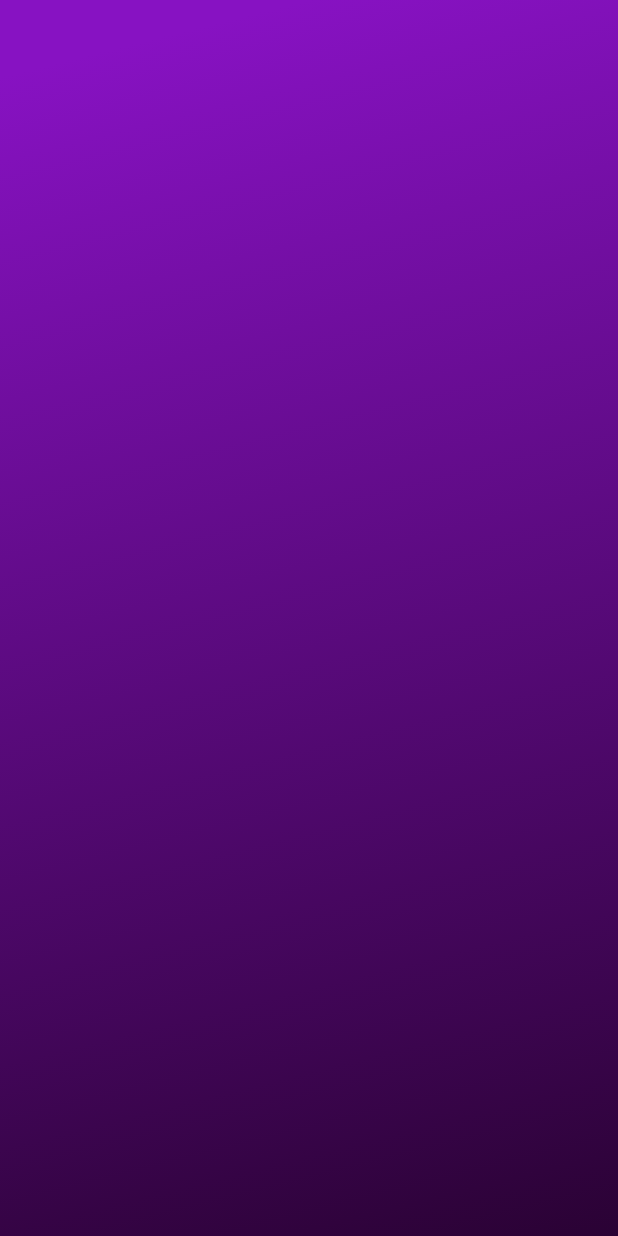
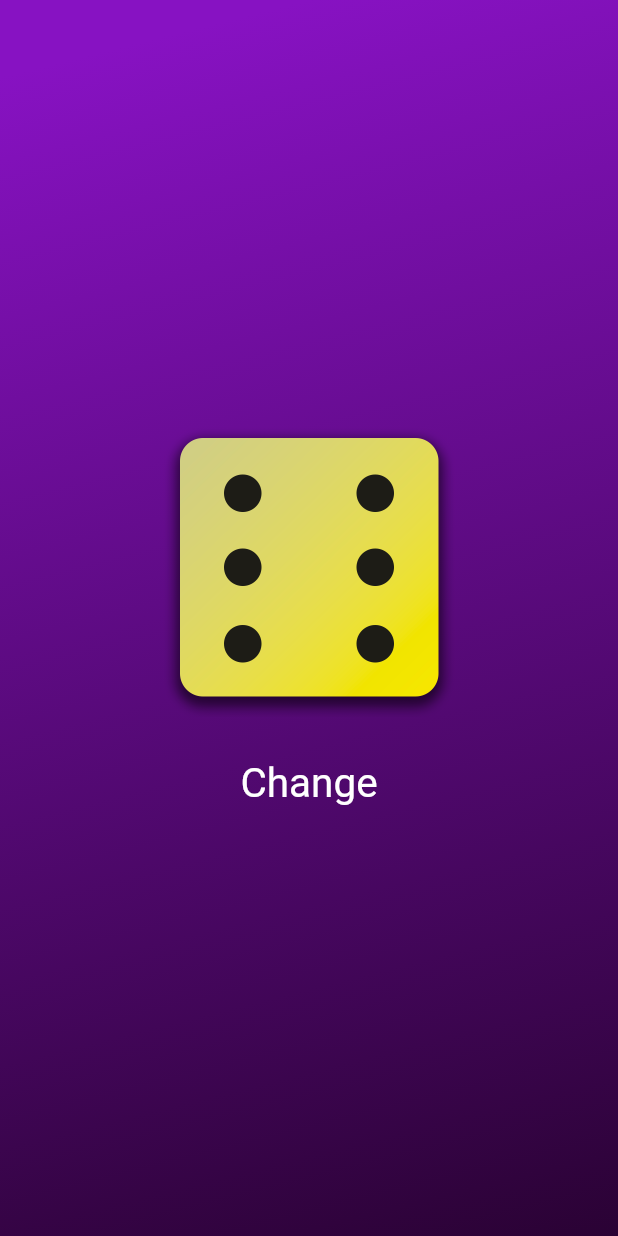
Before and after one commit to nashvak/roll_dice_flutter, a Flutter app: the screen it shows after launch, on a phone screen of 412 x 824 dp. Run offline on Flutter 3.47's test engine with Material 2 defaults, Android fonts, the phone set to English and light mode, and no system bars.

Commit message:
initial commit

```diff
--- /dev/null
+++ b/lib/pages/diceroller.dart
@@ -0,0 +1,40 @@
+import 'package:flutter/material.dart';
+import 'dart:math';
+
+final randomizer = Random();
+
+class DiceRoller extends StatefulWidget {
+  const DiceRoller({super.key});
+
+  @override
+  State<DiceRoller> createState() => _DiceRollerState();
+}
+
+class _DiceRollerState extends State<DiceRoller> {
+  var currentDice = 6;
+  void rollDice() {
+    setState(() {
+      currentDice = randomizer.nextInt(6) + 1;
+      //print(currentDice);
+    });
+  }
+
+  @override
+  Widget build(BuildContext context) {
+    return Column(mainAxisAlignment: MainAxisAlignment.center, children: [
+      Image.asset(
+        'assets/images/dice-$currentDice.png',
+        width: 200,
+      ),
+      const SizedBox(
+        height: 20,
+      ),
+      TextButton(
+          onPressed: rollDice,
+          style: TextButton.styleFrom(
+              foregroundColor: Colors.white,
+              textStyle: const TextStyle(fontSize: 27)),
+          child: const Text("Change"))
+    ]);
+  }
+}
--- a/lib/pages/home.dart
+++ b/lib/pages/home.dart
@@ -1,4 +1,6 @@
 import 'package:flutter/material.dart';
+
+import 'diceroller.dart';
 
 const startAlignment = Alignment.topRight;
 const endAlignment = Alignment.bottomRight;
@@ -6,6 +8,7 @@ const endAlignment = Alignment.bottomRight;
 class Home extends StatelessWidget {
   const Home({super.key, required this.colors});
   final List<Color> colors;
+
   @override
   Widget build(BuildContext context) {
     return Container(
@@ -16,6 +19,7 @@ class Home extends StatelessWidget {
           end: Alignment.bottomRight,
         ),
       ),
+      child: const Center(child: DiceRoller()),
     );
   }
 }
--- a/pubspec.yaml
+++ b/pubspec.yaml
@@ -59,9 +59,9 @@ flutter:
   uses-material-design: true
 
   # To add assets to your application, add an assets section, like this:
-  # assets:
-  #   - images/a_dot_burr.jpeg
-  #   - images/a_dot_ham.jpeg
+  assets:
+    - assets/images/
+
 
   # An image asset can refer to one or more resolution-specific "variants", see
   # https://flutter.dev/assets-and-images/#resolution-aware
```
Also changed, not shown: assets/images/dice-1.png (added), assets/images/dice-2.png (added), assets/images/dice-3.png (added), assets/images/dice-4.png (added), assets/images/dice-5.png (added), assets/images/dice-6.png (added).
